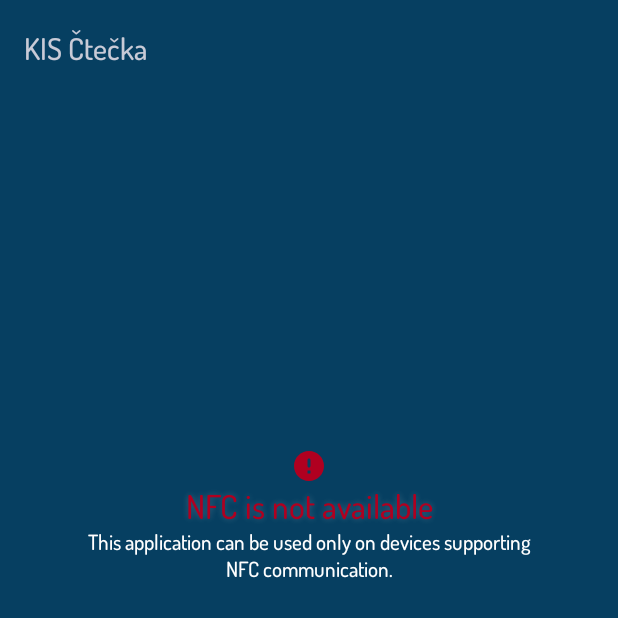
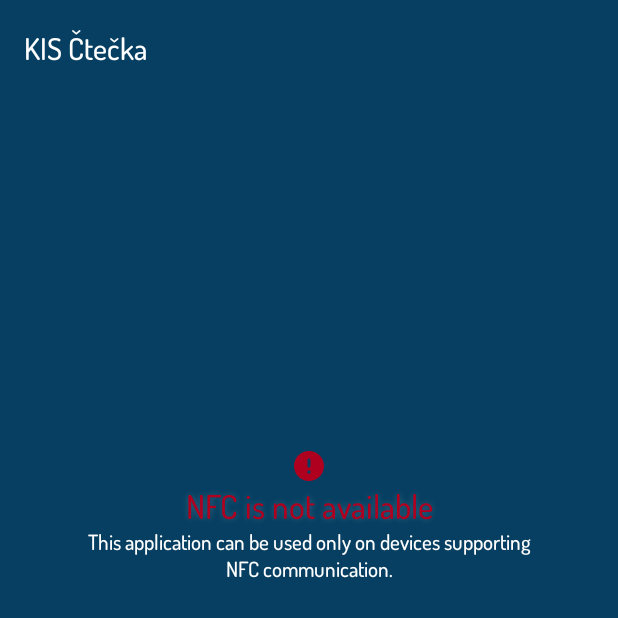
Before and after one commit to su-fit-vut/kis-ctecka-android, an Android app: the screen it shows after launch (NfcNotAvailableActivity), on a phone screen of 412 x 824 dp, the top half of it. Run offline under Robolectric (Android 15) with nearby library versions, the phone set to English and light mode, and no system bars.

Commit message:
Make activity title white (settings)

```diff
--- a/app/src/main/res/values/themes.xml
+++ b/app/src/main/res/values/themes.xml
@@ -1,4 +1,4 @@
-<resources>
+<resources xmlns:tools="http://schemas.android.com/tools">
     <!-- Base application theme. -->
     <style name="Theme.KISCtecka" parent="Theme.Material3.Dark">
         <item name="appBackground">@color/su_blue</item>
@@ -33,10 +33,12 @@
         <item name="elevation">0dp</item>
         <item name="android:elevation">0dp</item>
         <item name="titleTextStyle">@style/ActionBarStyle.Title</item>
+        <item name="android:titleTextStyle">@style/ActionBarStyle.Title</item>
         <item name="background">@color/primary_dark</item>
     </style>
 
     <style name="ActionBarStyle.Title" parent="TextAppearance.AppCompat.Widget.ActionBar.Title">
         <item name="textFillColor">@color/white</item>
+        <item name="android:textColor">@color/white</item>
     </style>
 </resources>
```
